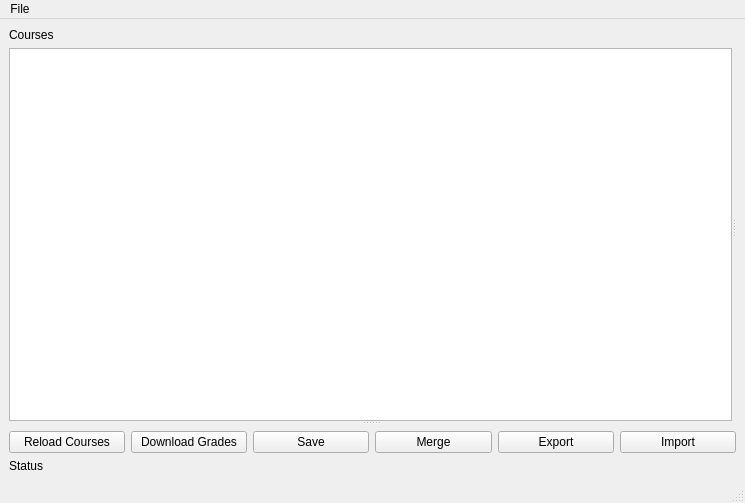
Before: the Qt Designer form moodle_sync_aggregate.ui in dominikhoebert/Moodle_Sync_Aggregate, drawn with Qt 5.
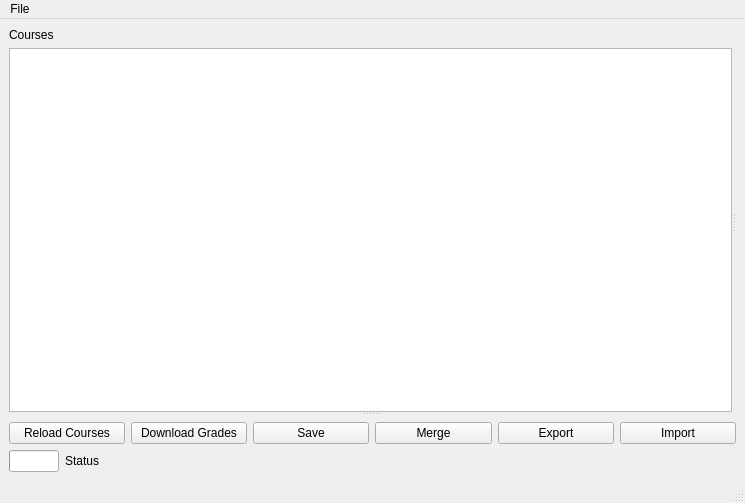
After: the same form once the commit is applied.

What changed in the file:
```diff
--- a/moodle_sync_aggregate.ui
+++ b/moodle_sync_aggregate.ui
@@ -94,6 +94,30 @@
      </layout>
     </item>
     <item>
+     <layout class="QHBoxLayout" name="horizontalLayout_2">
+      <item>
+       <widget class="QProgressBar" name="progressBar">
+        <property name="enabled">
+         <bool>true</bool>
+        </property>
+        <property name="maximumSize">
+         <size>
+          <width>50</width>
+          <height>16777215</height>
+         </size>
+        </property>
+        <property name="maximum">
+         <number>1</number>
+        </property>
+        <property name="value">
+         <number>-1</number>
+        </property>
+        <property name="textVisible">
+         <bool>false</bool>
+        </property>
+       </widget>
+      </item>
+      <item>
      <widget class="QLabel" name="statusbar_label">
       <property name="maximumSize">
        <size>
@@ -105,6 +129,8 @@
        <string>Status</string>
       </property>
      </widget>
+      </item>
+     </layout>
     </item>
    </layout>
   </widget>
```
Lines whose indentation alone changed are shown as unchanged.
